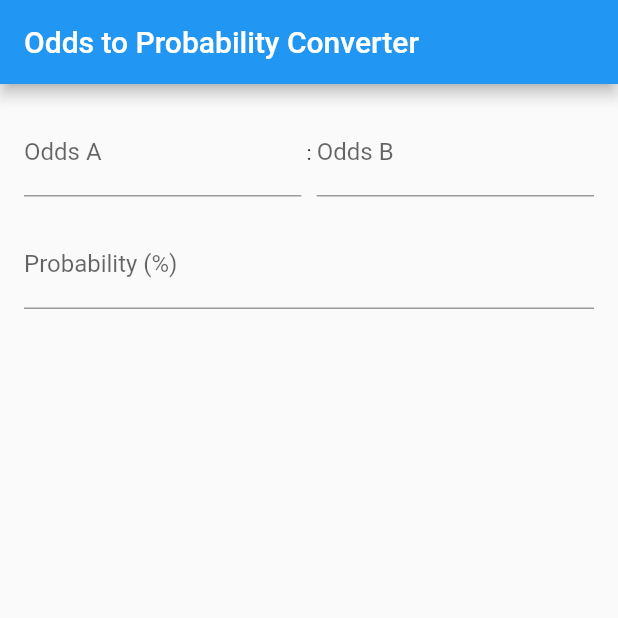
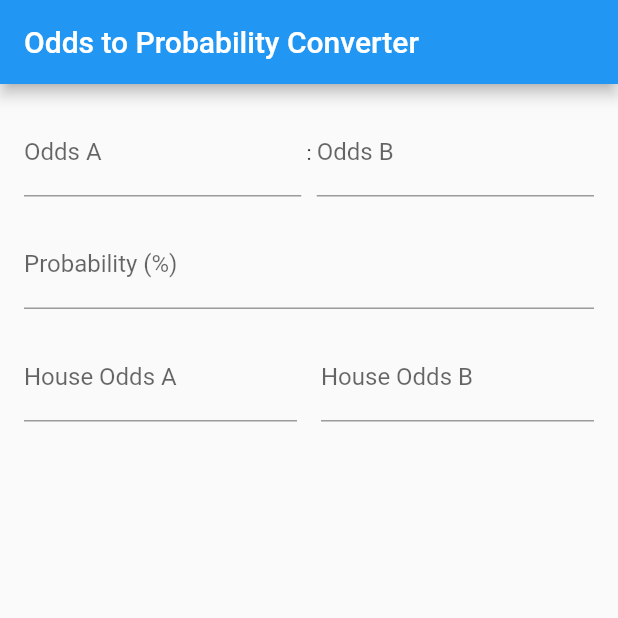
Before and after one commit to PabloIsCoding/odds_app, a Flutter app: the screen it shows after launch, on a phone screen of 412 x 824 dp, the top half of it. Run offline on Flutter 3.47's test engine with Material 2 defaults, Android fonts, the phone set to English and light mode, and no system bars.

Commit message:
first attempt at adding house odds

```diff
--- a/lib/main.dart
+++ b/lib/main.dart
@@ -24,6 +24,9 @@ class _OddsProbabilityConverterState extends State<OddsProbabilityConverter> {
   TextEditingController _oddsAController = TextEditingController();
   TextEditingController _oddsBController = TextEditingController();
   TextEditingController _probabilityController = TextEditingController();
+  TextEditingController _houseOddsAController = TextEditingController();
+  TextEditingController _houseOddsBController = TextEditingController();
+  String _optimalBetMessage = '';
 
   int _gcd(int a, int b) {
     return b == 0 ? a : _gcd(b, a % b);
@@ -46,6 +49,30 @@ class _OddsProbabilityConverterState extends State<OddsProbabilityConverter> {
       int gcd = _gcd(a, b);
       _oddsAController.text = (a ~/ gcd).toString();
       _oddsBController.text = (b ~/ gcd).toString();
+    }
+  }
+
+  void _calculateOptimalBet() {
+    if (_houseOddsAController.text.isNotEmpty &&
+        _houseOddsBController.text.isNotEmpty &&
+        _probabilityController.text.isNotEmpty) {
+      double probabilityA = double.parse(_probabilityController.text) / 100;
+      double probabilityB = 1 - probabilityA;
+      double houseOddsA = double.parse(_houseOddsAController.text);
+      double houseOddsB = double.parse(_houseOddsBController.text);
+
+      double expectedGainA = probabilityA * houseOddsA - probabilityB;
+      double expectedGainB = probabilityB * houseOddsB - probabilityA;
+
+      if (expectedGainA > expectedGainB) {
+        _optimalBetMessage =
+            'Given your probabilities and the quotes from the betting house, your optimal bet is for A, which will have an expected gain of ${expectedGainA.toStringAsFixed(2)}';
+      } else {
+        _optimalBetMessage =
+            'Given your probabilities and the quotes from the betting house, your optimal bet is against A, which will have an expected gain of ${expectedGainB.toStringAsFixed(2)}';
+      }
+
+      setState(() {});
     }
   }
 
@@ -84,26 +111,47 @@ class _OddsProbabilityConverterState extends State<OddsProbabilityConverter> {
       decoration: InputDecoration(labelText: 'Probability (%)'),
       onChanged: (_) {
         _updateOdds();
+        _calculateOptimalBet();
       },
     );
   }
 
-  Widget _buildScreen1() {
-    return SingleChildScrollView(
-      padding: EdgeInsets.all(16.0),
-      child: Column(
-        children: [
-          _buildOddsInput(),
-          SizedBox(height: 16),
-          _buildProbabilityInput(),
-        ],
-      ),
+  Widget _buildHouseOddsInput() {
+    return Row(
+      children: [
+        Flexible(
+          child: TextFormField(
+            controller: _houseOddsAController,
+            keyboardType: TextInputType.number,
+            decoration: InputDecoration(labelText: 'House Odds A'),
+            onChanged: (_) {
+              _calculateOptimalBet();
+            },
+          ),
+        ),
+        SizedBox(width: 16),
+        Flexible(
+          child: TextFormField(
+            controller: _houseOddsBController,
+            keyboardType: TextInputType.number,
+            decoration: InputDecoration(labelText: 'House Odds B'),
+            onChanged: (_) {
+              _calculateOptimalBet();
+            },
+          ),
+        ),
+      ],
     );
   }
 
-  Widget _buildScreen2() {
-    return Center(
-      child: Text('This is the second screen'),
+  Widget _buildOptimalBetMessage() {
+    return Padding(
+      padding: const EdgeInsets.symmetric(vertical: 16.0),
+      child: Text(
+        _optimalBetMessage,
+        textAlign: TextAlign.center,
+        style: TextStyle(fontSize: 16),
+      ),
     );
   }
 
@@ -113,11 +161,18 @@ class _OddsProbabilityConverterState extends State<OddsProbabilityConverter> {
       appBar: AppBar(
         title: Text('Odds to Probability Converter'),
       ),
-      body: PageView(
-        children: [
-          _buildScreen1(),
-          _buildScreen2(),
-        ],
+      body: SingleChildScrollView(
+        padding: EdgeInsets.all(16.0),
+        child: Column(
+          children: [
+            _buildOddsInput(),
+            SizedBox(height: 16),
+            _buildProbabilityInput(),
+            SizedBox(height: 16),
+            _buildHouseOddsInput(),
+            _buildOptimalBetMessage(),
+          ],
+        ),
       ),
     );
   }
```
